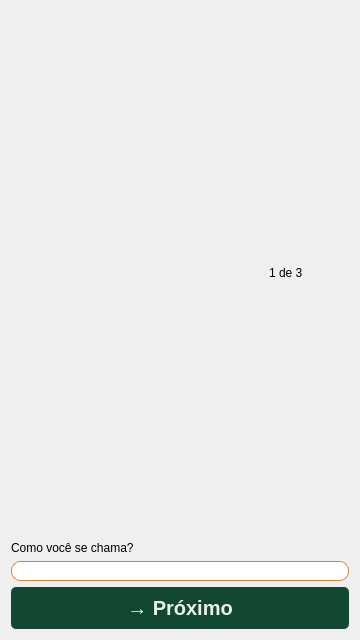
This is gui/FarmerName.ui in pollyanasousa/projeto-interdisciplinar-ufrpe as Qt 5 draws it before an edit. The edited form follows.
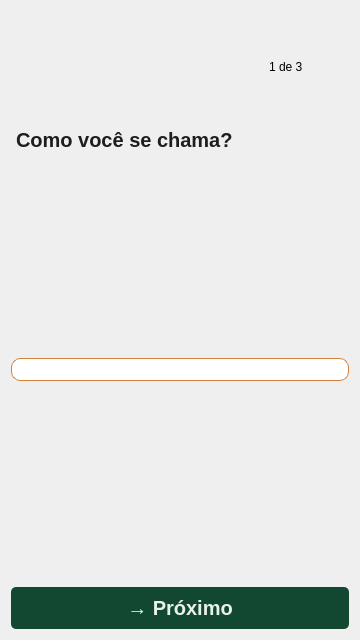
This is the edited form. Icons and pictures are not drawn.

```diff
--- a/gui/FarmerName.ui
+++ b/gui/FarmerName.ui
@@ -55,7 +55,8 @@
 	color: #1E1E1E;
 	background-color: #FFFFFF;
 	border-radius: 9px;
-	font-size: 14px;
+	font-size: 16px;
+	margin-bottom:200px;
 }
 
 QLabel#welcome_label{
@@ -65,11 +66,12 @@
 	color:#124831;
 }
 
-QLabel#question_label{
+QLabel#code_sent_label{
 	font-family:&quot;Roboto Flex&quot;;
 	font-weight:600;
 	font-size:20px;
 	color: #1E1E1E;
+	margin-bottom:200px;
 }
 
 QLabel#code_label{
```
